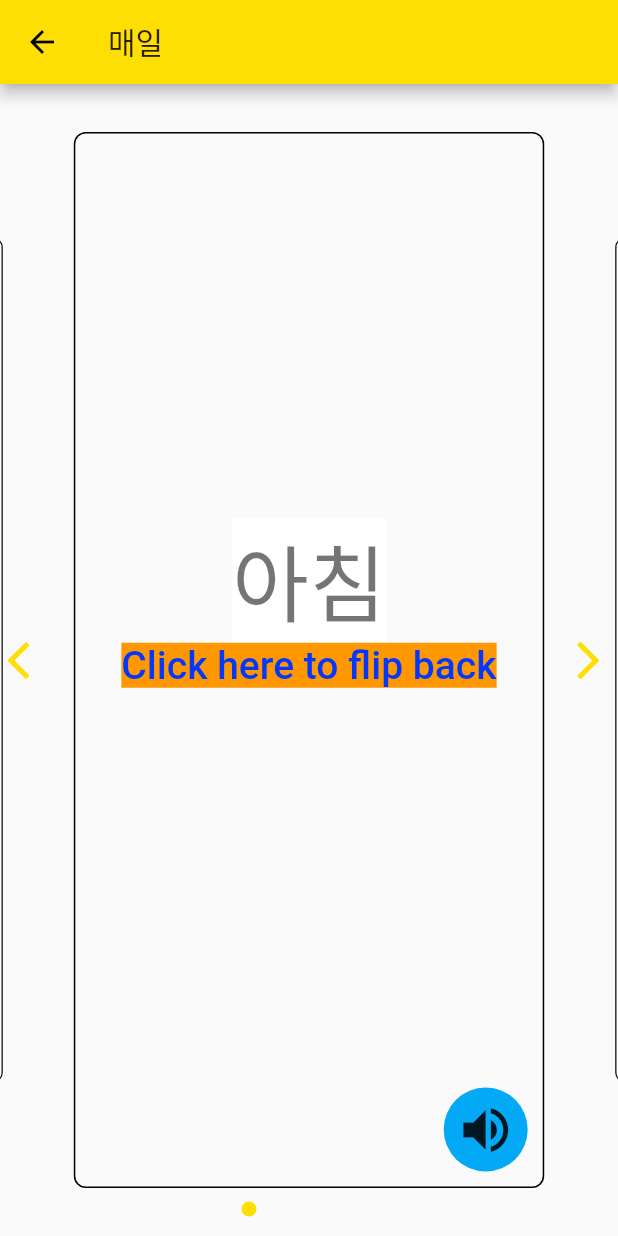
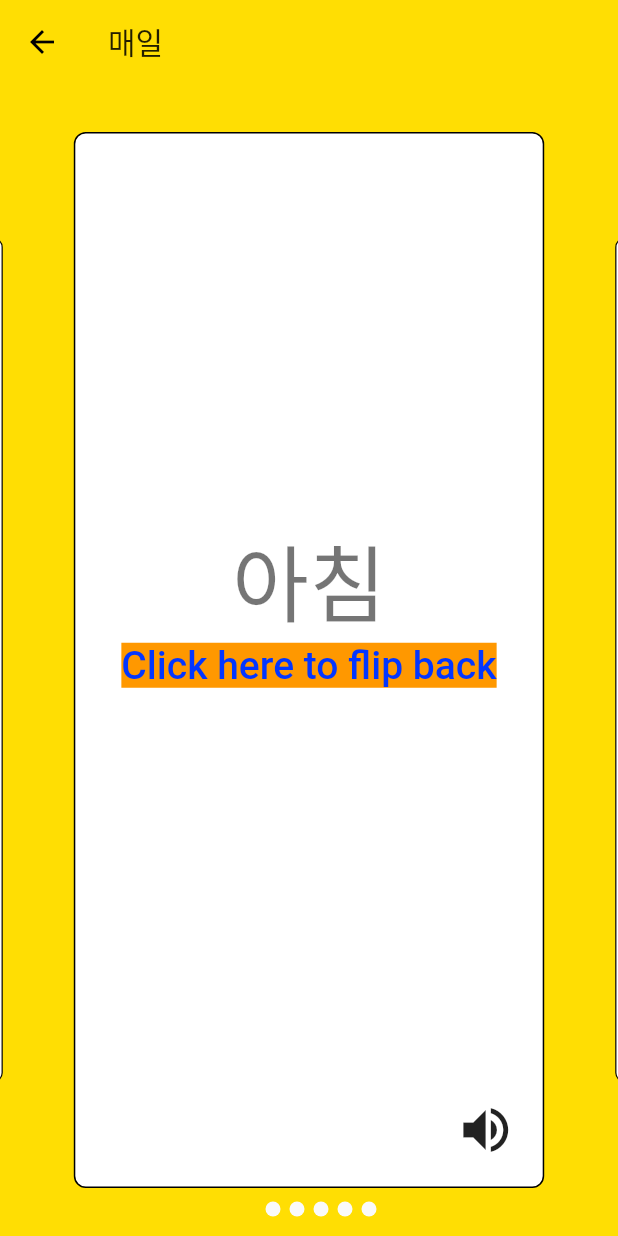
Before and after one commit to yuljlee/flashcards_kr, a Flutter app: the screen it shows after launch, after a tap on "매일", on a phone screen of 412 x 824 dp. Run offline on Flutter 3.47's test engine with Material 2 defaults, Android fonts, the phone set to English and light mode, and no system bars; drawn by our look-alikes of flip_card; our stand-ins replace flutter_swiper, flutter_tts; Roboto replaces fonts that are missing (Rubik).

Commit message:
feat: Change card list ui

```diff
--- a/lib/ui/cardlist.dart
+++ b/lib/ui/cardlist.dart
@@ -54,6 +54,7 @@ class CardList extends StatelessWidget {
         front: Container(
           decoration: BoxDecoration(
             //color: Color(0xFF006666),
+            color: Colors.white,
             border: Border.all(),
             borderRadius: BorderRadius.all(Radius.circular(8.0)),
           ),
@@ -93,11 +94,6 @@ class CardList extends StatelessWidget {
                 ),
               ),
 
-
-
-
-
-
             ],
           ),
         ),
@@ -130,8 +126,11 @@ class CardList extends StatelessWidget {
     return Scaffold(
       appBar: AppBar(
         title: Text(category.toString()),
+        elevation: 0.0,
       ),
-      body: Swiper(
+      body:  Container(
+        color: Theme.of(context).primaryColor,
+              child: Swiper(
           itemCount: 6,
           viewportFraction: 0.8,
           scale: 0.8,
@@ -162,6 +161,7 @@ class CardList extends StatelessWidget {
               ],
             );
           },),
+      ),
       // body: Stack(
       //   fit: StackFit.expand,
       //   children: <Widget>[
```
Lines whose indentation alone changed are shown as unchanged.
